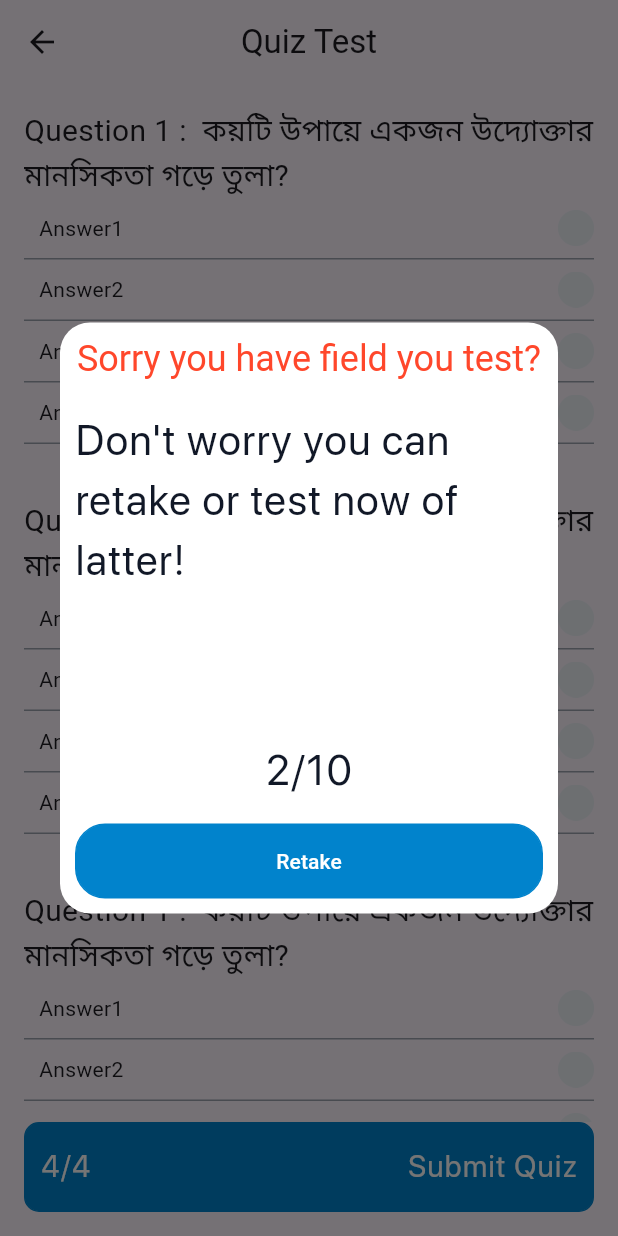
After one commit to dipu363/FlutterDemo, a Flutter app: the QuestionPaperScreen screen opened directly, after a tap on "4/4", on a phone screen of 412 x 824 dp. The commit adds this screen. Run offline on Flutter 3.47's test engine with Material 2 defaults, Android fonts, the phone set to English and light mode, and no system bars; our stand-ins replace connectivity_plus, get; missing offline and left inert: external_app_launcher.

Commit message:
Quiz Screen has been added

```diff
--- a/lib/ui/screen/home_Screen.dart
+++ b/lib/ui/screen/home_Screen.dart
@@ -9,6 +9,7 @@ import 'package:internetconnectivitycheck/ui/screen/password_changed_success_scr
 import 'package:internetconnectivitycheck/ui/screen/payment_filed_screen.dart';
 import 'package:internetconnectivitycheck/ui/screen/profile/profile_screen.dart';
 import 'package:internetconnectivitycheck/ui/screen/purchased_course_successful_screen.dart';
+import 'package:internetconnectivitycheck/ui/screen/qize/question_paper_screen.dart';
 import 'package:internetconnectivitycheck/ui/screen/registration_screen.dart';
 import 'package:internetconnectivitycheck/ui/screen/reset_password_screen.dart';
 import 'package:internetconnectivitycheck/ui/utils/app_colors.dart';
@@ -76,6 +77,10 @@ class HomeScreen extends StatelessWidget {
                 Get.to(const ProfileScreen()) ;
               }),
               const SizedBox(height: 10,),
+              CommonElevatedButton(title: 'Quiz paper', onTap: (){
+                Get.to(const QuestionPaperScreen()) ;
+              }),
+              const SizedBox(height: 10,),
             ],
 
         ),
--- /dev/null
+++ b/lib/ui/screen/qize/question_paper_screen.dart
@@ -0,0 +1,132 @@
+
+import 'package:flutter/material.dart';
+import 'package:get/get.dart';
+import 'package:internetconnectivitycheck/ui/screen/home_Screen.dart';
+import 'package:internetconnectivitycheck/ui/utils/app_colors.dart';
+import 'package:internetconnectivitycheck/ui/utils/style.dart';
+import 'package:internetconnectivitycheck/ui/widget/question_widget.dart';
+
+class QuestionPaperScreen extends StatefulWidget {
+  const QuestionPaperScreen({Key? key}) : super(key: key);
+
+  @override
+  State<QuestionPaperScreen> createState() => _QuestionPaperScreenState();
+}
+
+class _QuestionPaperScreenState extends State<QuestionPaperScreen> {
+
+
+   int? selectedButton;
+
+var anslist = ['a' ,'b' ,'c','d'];
+
+
+  @override
+  Widget build(BuildContext context) {
+    return Scaffold(
+      appBar: AppBar(
+        title: const Text('Quiz Test'),
+        centerTitle: true,
+      ),
+      body:  Padding(
+        padding: const EdgeInsets.all(16.0),
+        child:
+            Column(
+              children: [
+                Expanded(
+
+                  child: ListView.builder(
+                    itemCount: 5,
+                    itemBuilder: (context,index) {
+                      return Column(
+                          children: [
+                            const Text(
+                              'Question 1 :  কয়টি উপায়ে একজন উদ্যোক্তার মানসিকতা গড়ে তুলা?',
+                              style: TextStyle(fontSize: 20),),
+                            SizedBox(
+                              height: 200,
+                              child: ListView.builder(
+                                  itemCount: 4,
+                                  itemBuilder: (BuildContext context, int index) {
+                                    return  Column(
+                                      children: [
+                                        Container(
+                                          height:300,
+                                            child: QuestionWidget()),
+                                      ],
+                                    );
+                                  }
+
+                              ),
+                            ),
+                          ]
+                      );
+
+                    },
+                  ),
+                ),
+                InkWell(
+                  onTap: (){
+                    Get.defaultDialog(
+                      backgroundColor: generalWhite,
+                      barrierDismissible: false,
+                      title: 'Sorry you have field you test?', titleStyle: const TextStyle(color: danger500),
+                      content: Column(
+                        mainAxisAlignment: MainAxisAlignment.center,
+                        crossAxisAlignment: CrossAxisAlignment.center,
+                        children: [
+                           Text('Don\'t worry you can retake or test now of latter!',style: heading1,),
+                           const SizedBox(height: 100),
+                           Text('2/10',style: heading1,),
+                        ],
+                      ),
+                      contentPadding: const EdgeInsets.all(10),
+                      actions: [
+                        Container(
+                          width:double.infinity,
+                          decoration: BoxDecoration(
+                              color: dreamBlue,
+                              border: Border.all(color: dreamBlue),
+                              borderRadius: BorderRadius.circular(20)),
+                          child: ElevatedButton(
+                            onPressed: () {
+                              Get.back();
+                            },
+                            style: ElevatedButton.styleFrom(
+                                backgroundColor: dreamBlue, elevation: 0),
+                            child: const Text('Retake',style: TextStyle(color: generalWhite),),
+                          ),
+                        ),
+
+                      ],
+
+                    );
+                  },
+                  child: Container(
+                    decoration: BoxDecoration(
+                        color: dreamBlue,
+                        border: Border.all(color: dreamBlue),
+                        borderRadius: BorderRadius.circular(10)),
+                    height: 60,
+                    child:  Padding(
+                      padding: const EdgeInsets.all(10.0),
+                      child: Row(
+                        mainAxisAlignment: MainAxisAlignment.spaceBetween,
+                        children: [
+                          Text('4/4',style: heading1.copyWith(color: generalWhite,fontSize: 20)),
+                          Text('Submit Quiz',style: heading1.copyWith(color: generalWhite,fontSize: 20),)
+                        ],
+                      ),
+                    ),
+                  ),
+                )
+              ],
+            )
+
+
+
+
+      ),
+    );
+  }
+}
--- /dev/null
+++ b/lib/ui/widget/question_widget.dart
@@ -0,0 +1,114 @@
+import 'package:flutter/material.dart';
+import 'package:get/get.dart';
+import 'package:internetconnectivitycheck/ui/utils/app_colors.dart';
+
+class QuestionWidget extends StatefulWidget {
+  const QuestionWidget({Key? key}) : super(key: key);
+
+  @override
+  State<QuestionWidget> createState() => _QuestionWidgetState();
+}
+
+class _QuestionWidgetState extends State<QuestionWidget> {
+  List<RadioModel> sampleData = [];
+
+  @override
+  void initState() {
+    // TODO: implement initState
+    super.initState();
+    sampleData.add(RadioModel(false,'Answer1'));
+    sampleData.add(RadioModel(false,'Answer2'));
+    sampleData.add(RadioModel(false, 'Answer3'));
+    sampleData.add(RadioModel(false,'Answer4'));
+  }
+
+/*  {
+    "quizList":[
+  {"quiz": "name ",
+    "anslist":[
+  { "ans 1":"lskdjflksjdf",
+  "ans Id": "101"},
+  { "ans 1":"lskdjflksjdf",
+  "ans Id": "101"},
+  { "ans 1":"lskdjflksjdf",
+  "ans Id": "101"},
+
+  ],
+  "crectans": "ans 1",
+  "mark": 5,
+  "gevienans": "ans 1",
+  "studintId": "sdfsdf999"
+
+  }
+    ]
+}*/
+
+
+
+
+
+  @override
+  Widget build(BuildContext context) {
+    return ListView.builder(
+      itemCount: sampleData.length,
+      itemBuilder: (BuildContext context, int index) {
+        return InkWell(
+          //highlightColor: Colors.red,
+          splashColor: Colors.blueAccent,
+          onTap: () {
+            setState(() {
+              sampleData.forEach((element) => element.isSelected = false);
+              sampleData[index].isSelected = true;
+            });
+          },
+          child: RadioItem(sampleData[index]),
+        );
+      },
+    );
+  }
+}
+
+class RadioItem extends StatelessWidget {
+  final RadioModel _item;
+  RadioItem(this._item);
+  @override
+  Widget build(BuildContext context) {
+    return Padding(
+      padding: const EdgeInsets.only(top: 8.0),
+      child: Column(
+        children: [
+          Row(
+            mainAxisSize: MainAxisSize.max,
+            crossAxisAlignment: CrossAxisAlignment.center,
+            mainAxisAlignment: MainAxisAlignment.spaceBetween,
+            children: <Widget>[
+              Container(
+                margin: const EdgeInsets.only(left: 10.0),
+                child: Text(_item.text),
+              ),
+              Container(
+                height: 24.0,
+                width: 24.0,
+                decoration: const BoxDecoration(
+                  borderRadius: BorderRadius.all(Radius.circular(30.0)),
+                ),
+                child: Center(
+                  child: Image.asset(_item.isSelected ? 'assets/images/checkmark-circle-fill.png' : 'assets/images/checkmarkoval.png'),
+                ),
+              ),
+            ],
+          ),
+          const SizedBox(height: 8,),
+          const Divider(height: 1,color:neutralBlack400,)
+        ],
+      ),
+    );
+  }
+}
+
+class RadioModel {
+  bool isSelected;
+  final String text;
+
+  RadioModel(this.isSelected, this.text);
+}
```
Also changed, not shown: assets/images/checkmark-circle-fill.png (added), assets/images/checkmarkoval.png (added).
